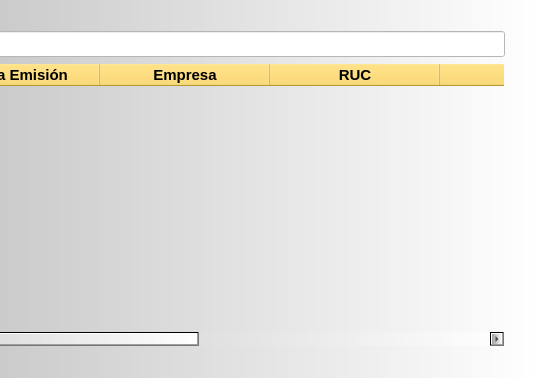
Qt form ERP_Consulta_Documento.ui (RonnyOre/P11_Notas) before a commit; both pictures show x 442 to 978 and y 0 to 378 of the 978 by 378 pixel window.
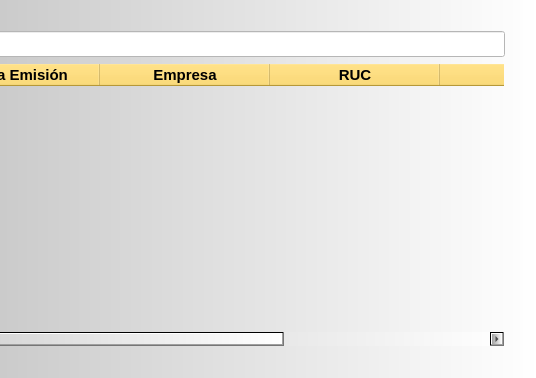
The same form after that commit.

Diff of the .ui file:
```diff
--- a/ERP_Consulta_Documento.ui
+++ b/ERP_Consulta_Documento.ui
@@ -212,21 +212,6 @@
          <set>AlignCenter</set>
         </property>
        </column>
-       <column>
-        <property name="text">
-         <string>TC</string>
-        </property>
-        <property name="font">
-         <font>
-          <pointsize>11</pointsize>
-          <weight>75</weight>
-          <bold>true</bold>
-         </font>
-        </property>
-        <property name="textAlignment">
-         <set>AlignCenter</set>
-        </property>
-       </column>
       </widget>
      </item>
     </layout>
```
